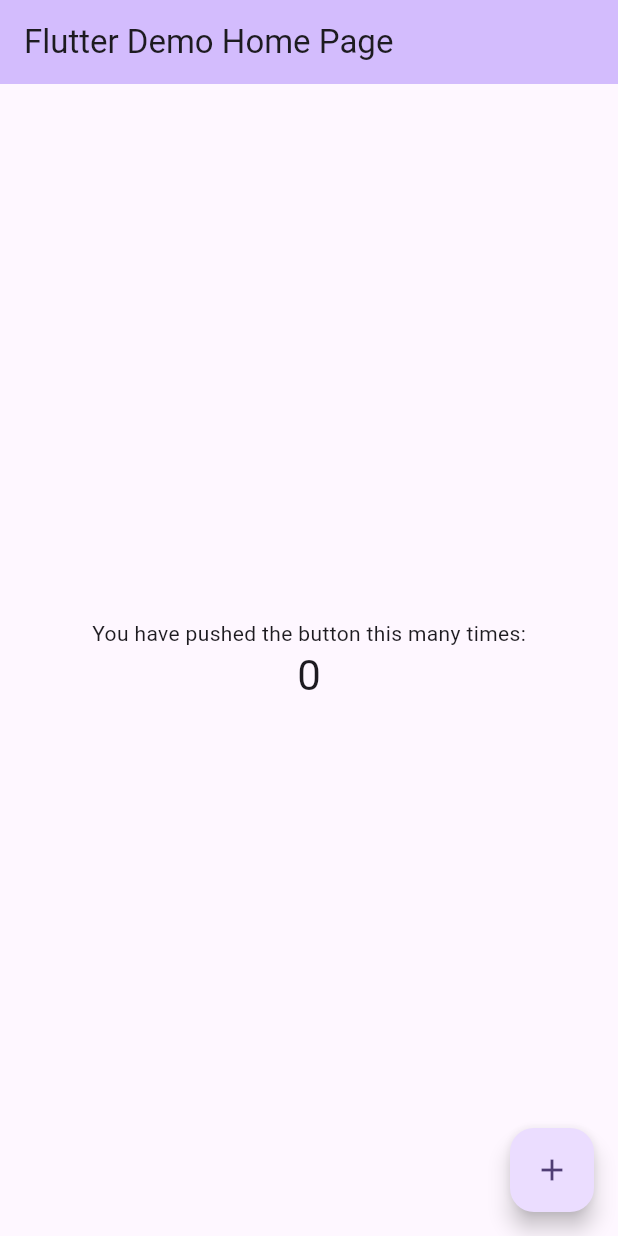
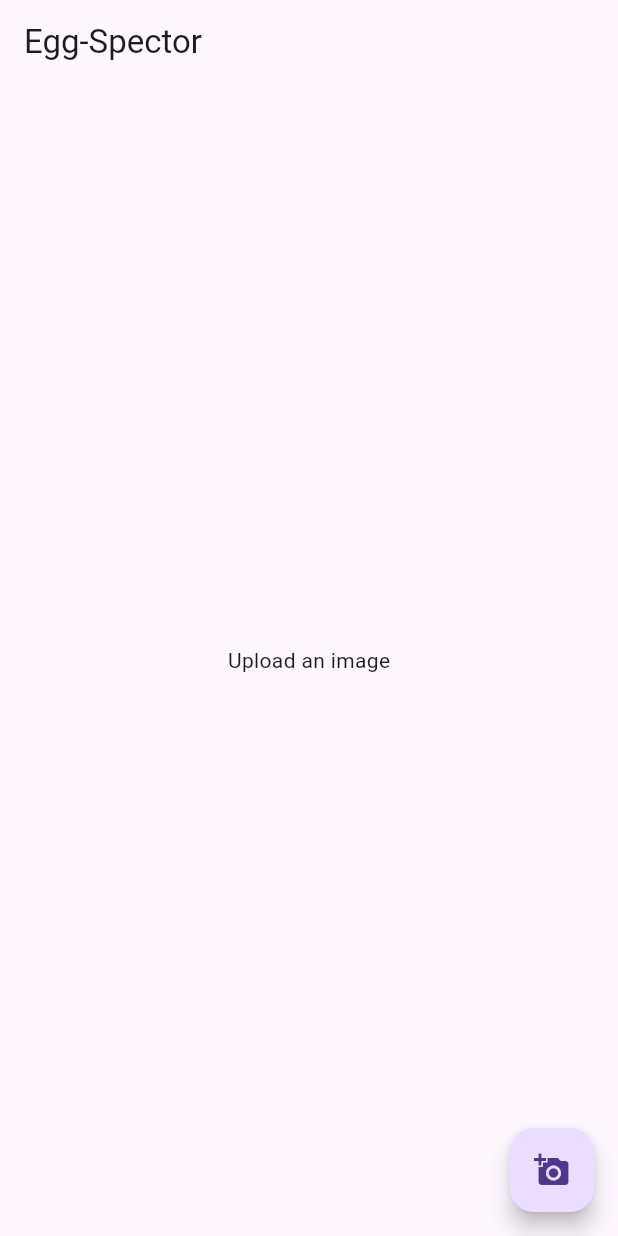
Before and after one commit to PaulOberg1/egg-spector, a Flutter app: the screen it shows after launch, on a phone screen of 412 x 824 dp. Run offline on Flutter 3.47's test engine with Material 3 defaults, Android fonts, the light colour scheme and no system bars; our stand-ins replace image_picker.

Commit message:
Feature: Add camera feature to main.dart
- Defined HomePage widget and _HomePageState class
- Added image upload feature with ImagePicker
- Removed Flutter widget test from widget_test.dart

```diff
--- a/lib/main.dart
+++ b/lib/main.dart
@@ -1,125 +1,70 @@
 import 'package:flutter/material.dart';
+import 'package:image_picker/image_picker.dart';
+import 'dart:io';
 
 void main() {
-  runApp(const MyApp());
+  runApp(MyApp());
 }
 
-class MyApp extends StatelessWidget {
-  const MyApp({super.key});
+class MyApp extends StatelessWidget{
 
-  // This widget is the root of your application.
   @override
   Widget build(BuildContext context) {
     return MaterialApp(
-      title: 'Flutter Demo',
+      title: "Egg-Spector",
       theme: ThemeData(
-        // This is the theme of your application.
-        //
-        // TRY THIS: Try running your application with "flutter run". You'll see
-        // the application has a purple toolbar. Then, without quitting the app,
-        // try changing the seedColor in the colorScheme below to Colors.green
-        // and then invoke "hot reload" (save your changes or press the "hot
-        // reload" button in a Flutter-supported IDE, or press "r" if you used
-        // the command line to start the app).
-        //
-        // Notice that the counter didn't reset back to zero; the application
-        // state is not lost during the reload. To reset the state, use hot
-        // restart instead.
-        //
-        // This works for code too, not just values: Most code changes can be
-        // tested with just a hot reload.
-        colorScheme: ColorScheme.fromSeed(seedColor: Colors.deepPurple),
-        useMaterial3: true,
+        primarySwatch: Colors.amber
       ),
-      home: const MyHomePage(title: 'Flutter Demo Home Page'),
+      home: HomePage(),
     );
   }
 }
 
-class MyHomePage extends StatefulWidget {
-  const MyHomePage({super.key, required this.title});
-
-  // This widget is the home page of your application. It is stateful, meaning
-  // that it has a State object (defined below) that contains fields that affect
-  // how it looks.
-
-  // This class is the configuration for the state. It holds the values (in this
-  // case the title) provided by the parent (in this case the App widget) and
-  // used by the build method of the State. Fields in a Widget subclass are
-  // always marked "final".
-
-  final String title;
+class HomePage extends StatefulWidget{
 
   @override
-  State<MyHomePage> createState() => _MyHomePageState();
+  _HomePageState createState() => _HomePageState();
 }
 
-class _MyHomePageState extends State<MyHomePage> {
-  int _counter = 0;
+class _HomePageState extends State<HomePage> {
 
-  void _incrementCounter() {
-    setState(() {
-      // This call to setState tells the Flutter framework that something has
-      // changed in this State, which causes it to rerun the build method below
-      // so that the display can reflect the updated values. If we changed
-      // _counter without calling setState(), then the build method would not be
-      // called again, and so nothing would appear to happen.
-      _counter++;
-    });
+  File? _img;
+
+  ImagePicker imagePicker = ImagePicker();
+
+  Future<void> _pickImage() async {
+    XFile? file = await imagePicker.pickImage(source: ImageSource.gallery);
+
+    if (file!=null) {
+      setState(() {
+        _img = File(file.path);
+      });
+    }
   }
+
 
   @override
   Widget build(BuildContext context) {
-    // This method is rerun every time setState is called, for instance as done
-    // by the _incrementCounter method above.
-    //
-    // The Flutter framework has been optimized to make rerunning build methods
-    // fast, so that you can just rebuild anything that needs updating rather
-    // than having to individually change instances of widgets.
     return Scaffold(
       appBar: AppBar(
-        // TRY THIS: Try changing the color here to a specific color (to
-        // Colors.amber, perhaps?) and trigger a hot reload to see the AppBar
-        // change color while the other colors stay the same.
-        backgroundColor: Theme.of(context).colorScheme.inversePrimary,
-        // Here we take the value from the MyHomePage object that was created by
-        // the App.build method, and use it to set our appbar title.
-        title: Text(widget.title),
+        title: Text("Egg-Spector")
       ),
+      floatingActionButton: FloatingActionButton(
+        onPressed: _pickImage,
+        tooltip: "Pick files",
+        child: Icon(Icons.add_a_photo)
+        ),
       body: Center(
-        // Center is a layout widget. It takes a single child and positions it
-        // in the middle of the parent.
         child: Column(
-          // Column is also a layout widget. It takes a list of children and
-          // arranges them vertically. By default, it sizes itself to fit its
-          // children horizontally, and tries to be as tall as its parent.
-          //
-          // Column has various properties to control how it sizes itself and
-          // how it positions its children. Here we use mainAxisAlignment to
-          // center the children vertically; the main axis here is the vertical
-          // axis because Columns are vertical (the cross axis would be
-          // horizontal).
-          //
-          // TRY THIS: Invoke "debug painting" (choose the "Toggle Debug Paint"
-          // action in the IDE, or press "p" in the console), to see the
-          // wireframe for each widget.
           mainAxisAlignment: MainAxisAlignment.center,
           children: <Widget>[
-            const Text(
-              'You have pushed the button this many times:',
-            ),
-            Text(
-              '$_counter',
-              style: Theme.of(context).textTheme.headlineMedium,
-            ),
+            _img != null
+              ? Image.file(_img!)
+              : Text("Upload an image")
           ],
-        ),
-      ),
-      floatingActionButton: FloatingActionButton(
-        onPressed: _incrementCounter,
-        tooltip: 'Increment',
-        child: const Icon(Icons.add),
-      ), // This trailing comma makes auto-formatting nicer for build methods.
+
+          )
+      )
     );
   }
 }
```
Also changed, not shown: 1 other file.
